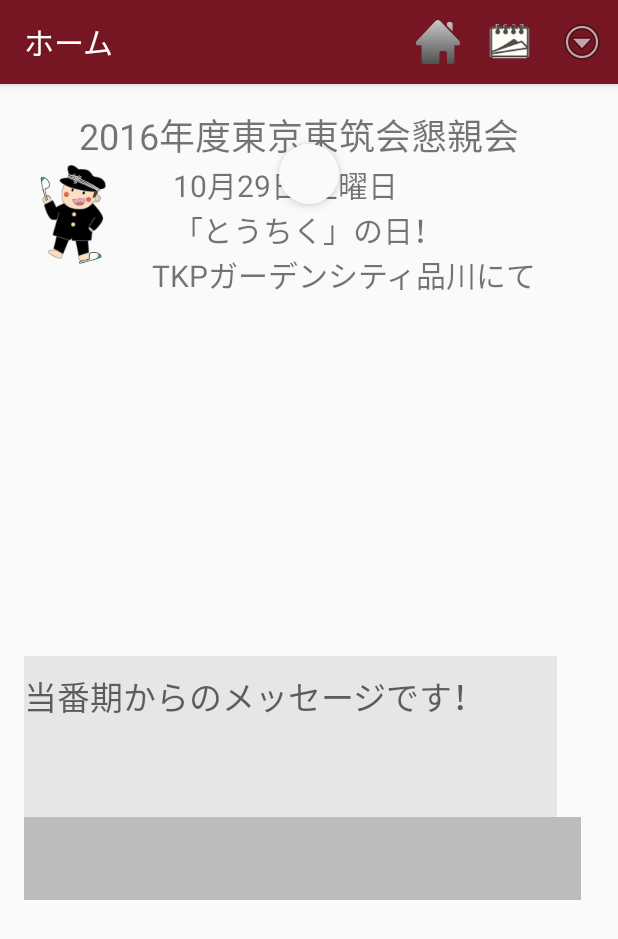
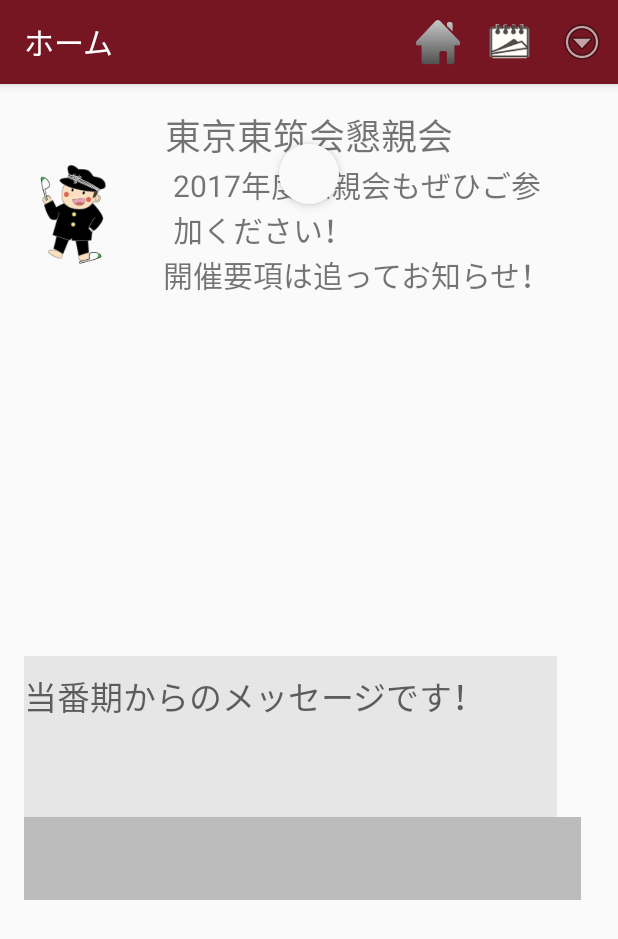
Before and after one commit to rochefort8/LikeTochiku-Android, an Android app: the MainActivity screen opened directly, with no data from a screen before it, after a tap on "ホーム", on a phone screen of 412 x 824 dp. Shown: the top 939 px of the screen. Run offline under Robolectric (Android 15) with nearby library versions, the phone set to English and light mode, and no system bars; libraries missing offline, so code that uses them is left out: com.parse; 2 statements that could not run were skipped; 1 other tap on this screen came first.

Commit message:
[General] Changed text againist 2017's events

```diff
--- a/likeTochiku/src/main/res/layout/activity_main.xml
+++ b/likeTochiku/src/main/res/layout/activity_main.xml
@@ -33,14 +33,14 @@
 
             <TextView
                 android:id="@+id/text_date"
-                android:layout_width="306dp"
+                android:layout_width="wrap_content"
                 android:layout_height="wrap_content"
                 android:layout_alignParentTop="true"
                 android:layout_centerHorizontal="true"
                 android:layout_gravity="center_horizontal"
-                android:text="2016年度東京東筑会懇親会"
-                android:textAlignment="center"
-                android:textSize="24dp" />
+                android:text="東京東筑会懇親会"
+                android:textSize="24dp"
+                android:textAlignment="center" />
 
             <LinearLayout
                 android:layout_width="match_parent"
@@ -63,15 +63,16 @@
                         android:layout_width="245dp"
                         android:layout_height="wrap_content"
                         android:layout_gravity="center_horizontal"
-                        android:text="10月29日 土曜日\n「とうちく」の日！"
-                        android:textSize="20dp" />
+                        android:text="2017年度懇親会もぜひご参加ください！"
+                        android:textSize="20dp"
+                        android:textAlignment="center" />
 
                     <TextView
                         android:id="@+id/textView8"
-                        android:layout_width="273dp"
+                        android:layout_width="wrap_content"
                         android:layout_height="wrap_content"
                         android:layout_gravity="center_horizontal"
-                        android:text="TKPガーデンシティ品川にて"
+                        android:text="開催要項は追ってお知らせ！"
                         android:textSize="20dp" />
                 </LinearLayout>
 
--- a/likeTochiku/src/main/res/layout/activity_reunion_registration.xml
+++ b/likeTochiku/src/main/res/layout/activity_reunion_registration.xml
@@ -78,7 +78,7 @@
         android:layout_alignEnd="@+id/button_registration_submit"
         android:layout_alignRight="@+id/button_registration_submit"
         android:layout_alignTop="@+id/imageView4"
-        android:text="10月29日土曜日\nTKPガーデンシティ品川\nお待ちしています！"
+        android:text="2017年度懇親会は日時・会場の検討中です。 ぜひご参加を！"
         android:textSize="20dp" />
 
 </RelativeLayout>
```
